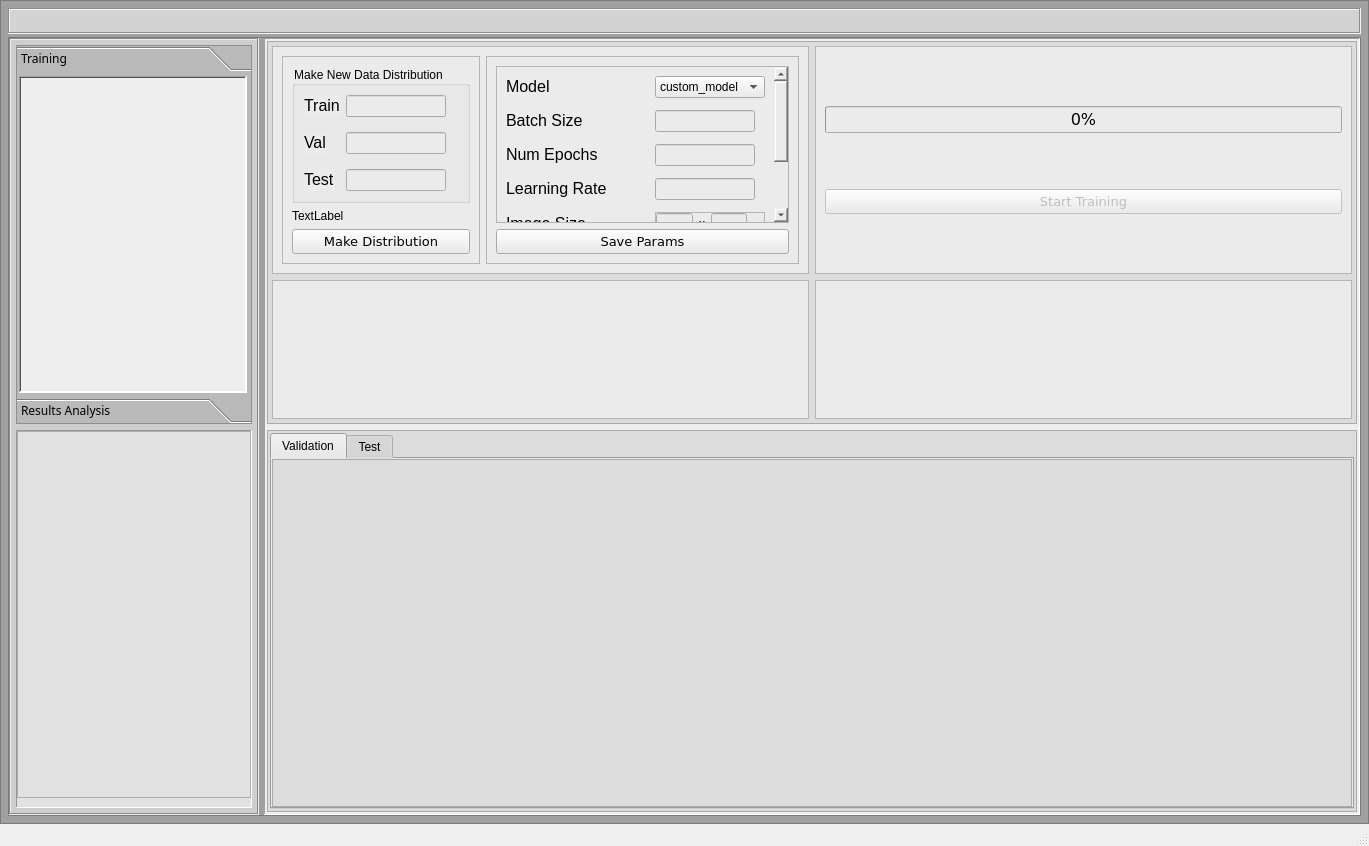
Qt form gui/main_window.ui (SantiagoSVS10/classification_tool) before a commit.
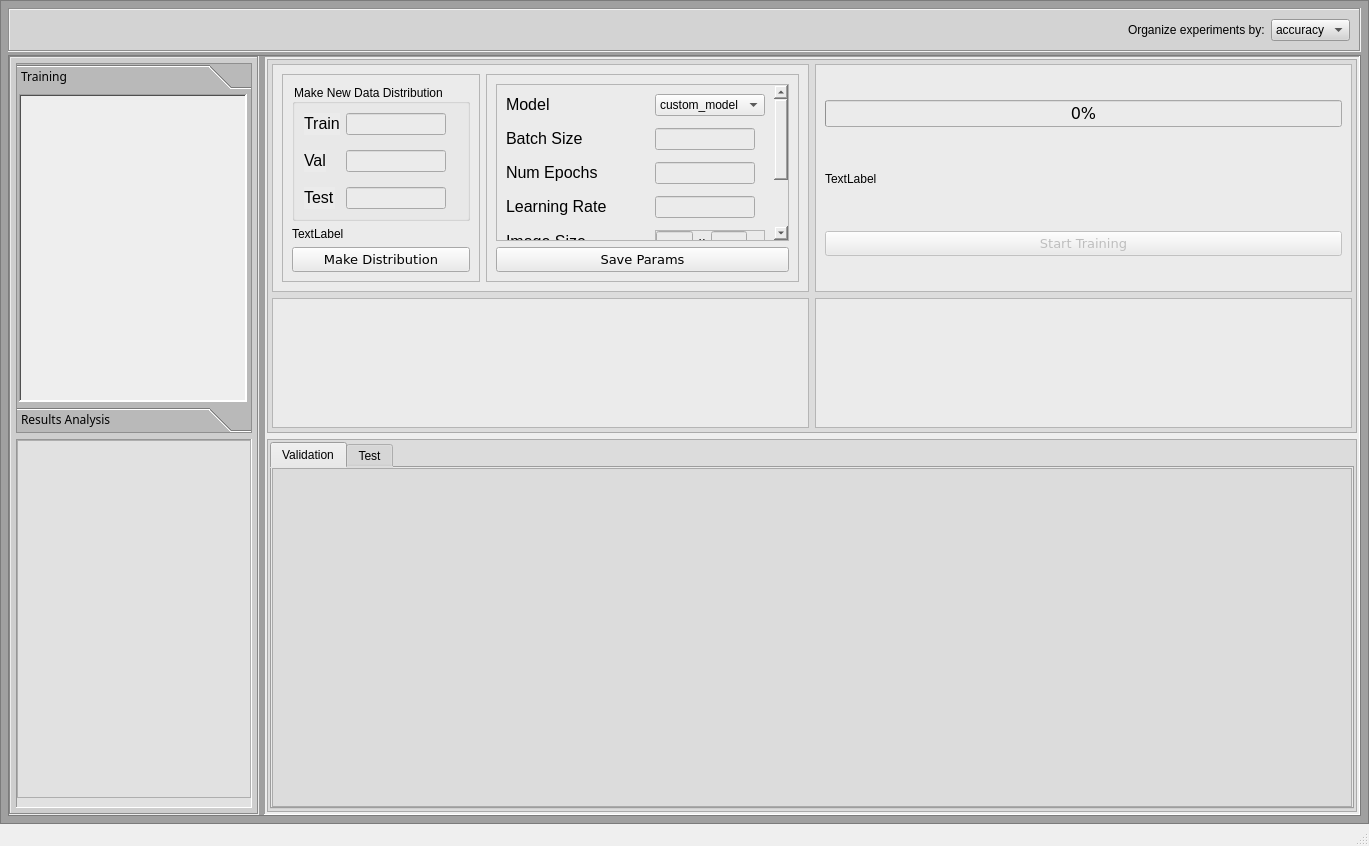
The same form after that commit. The open tabs and pages were chosen to show the change.

Diff of the .ui file:
```diff
--- a/gui/main_window.ui
+++ b/gui/main_window.ui
@@ -74,6 +74,77 @@
          <property name="frameShadow">
           <enum>QFrame::Sunken</enum>
          </property>
+         <layout class="QHBoxLayout" name="horizontalLayout_6">
+          <item>
+           <spacer name="horizontalSpacer_2">
+            <property name="orientation">
+             <enum>Qt::Horizontal</enum>
+            </property>
+            <property name="sizeHint" stdset="0">
+             <size>
+              <width>40</width>
+              <height>20</height>
+             </size>
+            </property>
+           </spacer>
+          </item>
+          <item>
+           <widget class="QLabel" name="label">
+            <property name="text">
+             <string>Organize experiments by:</string>
+            </property>
+           </widget>
+          </item>
+          <item>
+           <widget class="QComboBox" name="comboOrganizer">
+            <item>
+             <property name="text">
+              <string>accuracy</string>
+             </property>
+            </item>
+            <item>
+             <property name="text">
+              <string>precision</string>
+             </property>
+            </item>
+            <item>
+             <property name="text">
+              <string>recall</string>
+             </property>
+            </item>
+            <item>
+             <property name="text">
+              <string>f1</string>
+             </property>
+            </item>
+            <item>
+             <property name="text">
+              <string>auc</string>
+             </property>
+            </item>
+            <item>
+             <property name="text">
+              <string>FP</string>
+             </property>
+            </item>
+            <item>
+             <property name="text">
+              <string>FN</string>
+             </property>
+            </item>
+            <item>
+             <property name="text">
+              <string>TP</string>
+             </property>
+            </item>
+            <item>
+             <property name="text">
+              <string>TN</string>
+             </property>
+            </item>
+           </widget>
+          </item>
+         </layout>
         </widget>
        </item>
        <item>
@@ -178,7 +249,7 @@
                   <x>0</x>
                   <y>0</y>
                   <width>234</width>
-                  <height>318</height>
+                  <height>309</height>
                  </rect>
                 </property>
                 <property name="cursor">
@@ -740,7 +811,10 @@
                   <property name="frameShadow">
                    <enum>QFrame::Raised</enum>
                   </property>
-                  <layout class="QVBoxLayout" name="verticalLayout_5">
+                  <layout class="QVBoxLayout" name="verticalLayout_5" stretch="3,0,3">
+                   <property name="sizeConstraint">
+                    <enum>QLayout::SetDefaultConstraint</enum>
+                   </property>
                    <item>
                     <widget class="QProgressBar" name="train_progress">
                      <property name="sizePolicy">
@@ -763,6 +837,22 @@
                      </property>
                     </widget>
                    </item>
+                   <item>
+                    <widget class="QLabel" name="train_status_label">
+                     <property name="maximumSize">
+                      <size>
+                       <width>16777215</width>
+                       <height>40</height>
+                      </size>
+                     </property>
+                     <property name="styleSheet">
+                      <string notr="true">font: 14pt &quot;Cascadia Code&quot;;</string>
+                     </property>
+                     <property name="text">
+                      <string>TextLabel</string>
+                     </property>
+                    </widget>
+                   </item>
                    <item>
                     <widget class="QPushButton" name="train_button">
                      <property name="enabled">
@@ -894,7 +984,7 @@
                          <x>0</x>
                          <y>0</y>
                          <width>1076</width>
-                         <height>339</height>
+                         <height>331</height>
                         </rect>
                        </property>
                        <layout class="QVBoxLayout" name="verticalLayout_12">
```
Left out of the diff: 6 changed lines with no effect on the pictures.
